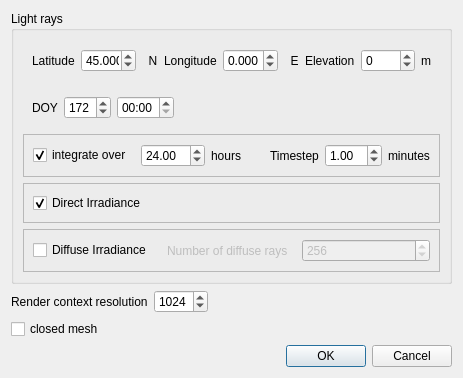
Old version of the form qSolis/ui/solisDlg.ui in the repository dabasler/solis-cc.
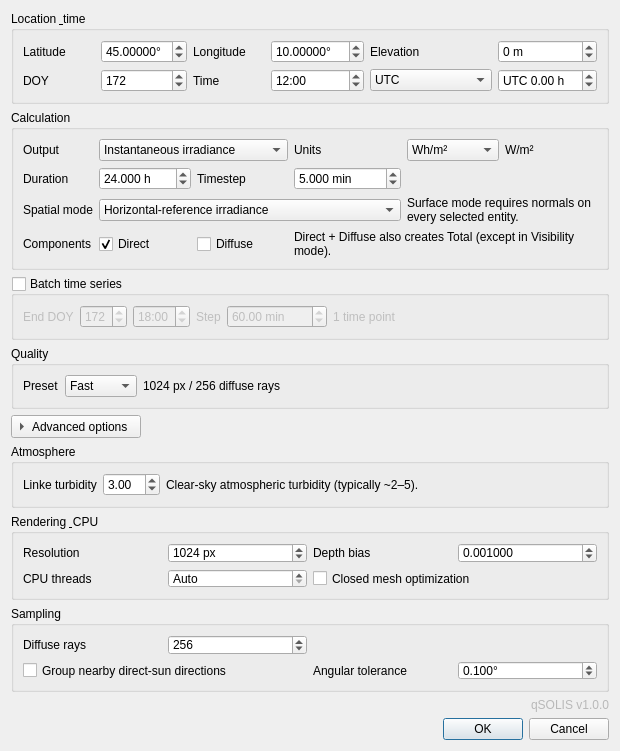
New version of the form. Icons and pictures are not drawn.

Commit message: Prepare qSOLIS 1.0.0

```diff
--- a/qSolis/ui/solisDlg.ui
+++ b/qSolis/ui/solisDlg.ui
@@ -3,12 +3,7 @@
  <class>SOLISDialog</class>
  <widget class="QDialog" name="SOLISDialog">
   <property name="geometry">
-   <rect>
-    <x>0</x>
-    <y>0</y>
-    <width>428</width>
-    <height>362</height>
-   </rect>
+   <rect><x>0</x><y>0</y><width>620</width><height>650</height></rect>
   </property>
   <property name="windowTitle">
    <string>Solis v.0.9</string>
@@ -19,460 +14,161 @@
   </property>
   <layout class="QVBoxLayout" name="verticalLayout_3">
    <item>
-    <widget class="QGroupBox" name="groupBox">
-     <property name="sizePolicy">
-      <sizepolicy hsizetype="Preferred" vsizetype="Maximum">
-       <horstretch>0</horstretch>
-       <verstretch>0</verstretch>
-      </sizepolicy>
-     </property>
-     <property name="title">
-      <string>Light rays</string>
-     </property>
-     <layout class="QVBoxLayout" name="verticalLayout_2">
-      <item>
-       <widget class="QFrame" name="locationFrame">
-        <property name="enabled">
-         <bool>true</bool>
-        </property>
-        <layout class="QHBoxLayout" name="horizontalLayout_2">
-         <item>
-          <widget class="QLabel" name="label_5">
-           <property name="text">
-            <string>Latitude</string>
-           </property>
-          </widget>
-         </item>
-         <item>
-          <widget class="QDoubleSpinBox" name="latDoubleSpinBox">
-           <property name="minimumSize">
-            <size>
-             <width>55</width>
-             <height>0</height>
-            </size>
-           </property>
-           <property name="decimals">
-            <number>3</number>
-           </property>
-           <property name="maximum">
-            <double>90.000000000000000</double>
-           </property>
-           <property name="value">
-            <double>45.000000000000000</double>
-           </property>
-          </widget>
-         </item>
-         <item>
-          <widget class="QLabel" name="label_6">
-           <property name="text">
-            <string>  N</string>
-           </property>
-          </widget>
-         </item>
-         <item>
-          <spacer name="horizontalSpacer_4">
-           <property name="orientation">
-            <enum>Qt::Horizontal</enum>
-           </property>
-           <property name="sizeHint" stdset="0">
-            <size>
-             <width>40</width>
-             <height>20</height>
-            </size>
-           </property>
-          </spacer>
-         </item>
-         <item>
-          <widget class="QLabel" name="label_7">
-           <property name="text">
-            <string>Longitude</string>
-           </property>
-          </widget>
-         </item>
-         <item>
-          <widget class="QDoubleSpinBox" name="lonDoubleSpinBox">
-           <property name="sizePolicy">
-            <sizepolicy hsizetype="Minimum" vsizetype="Fixed">
-             <horstretch>0</horstretch>
-             <verstretch>0</verstretch>
-            </sizepolicy>
-           </property>
-           <property name="minimumSize">
-            <size>
-             <width>55</width>
-             <height>0</height>
-            </size>
-           </property>
-           <property name="decimals">
-            <number>3</number>
-           </property>
-           <property name="minimum">
-            <double>-180.000000000000000</double>
-           </property>
-           <property name="maximum">
-            <double>180.000000000000000</double>
-           </property>
-          </widget>
-         </item>
-         <item>
-          <widget class="QLabel" name="label_8">
-           <property name="text">
-            <string>  E</string>
-           </property>
-          </widget>
-         </item>
-         <item>
-          <widget class="QLabel" name="label_11">
-           <property name="text">
-            <string>Elevation</string>
-           </property>
-          </widget>
-         </item>
-         <item>
-          <widget class="QSpinBox" name="elevationSpinBox">
-           <property name="minimum">
-            <number>-420</number>
-           </property>
-           <property name="maximum">
-            <number>9000</number>
-           </property>
-           <property name="singleStep">
-            <number>10</number>
-           </property>
-           <property name="value">
-            <number>0</number>
-           </property>
-          </widget>
-         </item>
-         <item>
-          <widget class="QLabel" name="label_12">
-           <property name="text">
-            <string>m</string>
-           </property>
-          </widget>
-         </item>
-        </layout>
+    <widget class="QGroupBox" name="siteGroupBox">
+     <property name="title"><string>Location &amp; time</string></property>
+     <layout class="QGridLayout" name="siteGridLayout">
+      <item row="0" column="0"><widget class="QLabel" name="latitudeLabel"><property name="text"><string>Latitude</string></property></widget></item>
+      <item row="0" column="1">
+       <widget class="QDoubleSpinBox" name="latDoubleSpinBox">
+        <property name="decimals"><number>5</number></property><property name="minimum"><double>-90.0</double></property><property name="maximum"><double>90.0</double></property><property name="value"><double>45.0</double></property><property name="suffix"><string>°</string></property>
        </widget>
       </item>
-      <item>
-       <widget class="QFrame" name="timeFrame">
-        <layout class="QHBoxLayout" name="horizontalLayout_4">
-         <item>
-          <widget class="QLabel" name="label_3">
-           <property name="text">
-            <string>DOY</string>
-           </property>
-          </widget>
-         </item>
-         <item>
-          <widget class="QSpinBox" name="doySpinBox">
-           <property name="baseSize">
-            <size>
-             <width>0</width>
-             <height>0</height>
-            </size>
-           </property>
-           <property name="minimum">
-            <number>1</number>
-           </property>
-           <property name="maximum">
-            <number>365</number>
-           </property>
-           <property name="value">
-            <number>172</number>
-           </property>
-          </widget>
-         </item>
-         <item>
-          <widget class="QTimeEdit" name="timeEdit">
-           <property name="dateTime">
-            <datetime>
-             <hour>0</hour>
-             <minute>0</minute>
-             <second>0</second>
-             <year>1999</year>
-             <month>12</month>
-             <day>31</day>
-            </datetime>
-           </property>
-           <property name="displayFormat">
-            <string notr="true">HH:mm</string>
-           </property>
-           <property name="timeSpec">
-            <enum>Qt::UTC</enum>
-           </property>
-           <property name="time">
-            <time>
-             <hour>0</hour>
-             <minute>0</minute>
-             <second>0</second>
-            </time>
-           </property>
-          </widget>
-         </item>
-         <item>
-          <spacer name="horizontalSpacer">
-           <property name="orientation">
-            <enum>Qt::Horizontal</enum>
-           </property>
-           <property name="sizeHint" stdset="0">
-            <size>
-             <width>40</width>
-             <height>20</height>
-            </size>
-           </property>
-          </spacer>
-         </item>
-        </layout>
+      <item row="0" column="2"><widget class="QLabel" name="longitudeLabel"><property name="text"><string>Longitude</string></property></widget></item>
+      <item row="0" column="3">
+       <widget class="QDoubleSpinBox" name="lonDoubleSpinBox">
+        <property name="decimals"><number>5</number></property><property name="minimum"><double>-180.0</double></property><property name="maximum"><double>180.0</double></property><property name="value"><double>10.0</double></property><property name="suffix"><string>°</string></property><property name="toolTip"><string>East-positive longitude; west is negative.</string></property>
        </widget>
       </item>
+      <item row="0" column="4"><widget class="QLabel" name="elevationLabel"><property name="text"><string>Elevation</string></property></widget></item>
+      <item row="0" column="5">
+       <widget class="QSpinBox" name="elevationSpinBox"><property name="minimum"><number>-500</number></property><property name="maximum"><number>10000</number></property><property name="singleStep"><number>10</number></property><property name="suffix"><string> m</string></property></widget>
+      </item>
+      <item row="1" column="0"><widget class="QLabel" name="doyLabel"><property name="text"><string>DOY</string></property></widget></item>
+      <item row="1" column="1"><widget class="QSpinBox" name="doySpinBox"><property name="minimum"><number>1</number></property><property name="maximum"><number>366</number></property><property name="value"><number>172</number></property></widget></item>
+      <item row="1" column="2"><widget class="QLabel" name="clockLabel"><property name="text"><string>Time</string></property></widget></item>
+      <item row="1" column="3"><widget class="QTimeEdit" name="timeEdit"><property name="displayFormat"><string notr="true">HH:mm</string></property><property name="time"><time><hour>12</hour><minute>0</minute><second>0</second></time></property></widget></item>
+      <item row="1" column="4"><widget class="QComboBox" name="timeModeComboBox">
+       <item><property name="text"><string>UTC</string></property></item>
+       <item><property name="text"><string>Local fixed offset</string></property></item>
+      </widget></item>
+      <item row="1" column="5"><widget class="QDoubleSpinBox" name="utcOffsetDoubleSpinBox"><property name="minimum"><double>-14.0</double></property><property name="maximum"><double>14.0</double></property><property name="singleStep"><double>0.5</double></property><property name="decimals"><number>2</number></property><property name="prefix"><string>UTC </string></property><property name="suffix"><string> h</string></property><property name="toolTip"><string>Fixed civil-time offset from UTC. Include daylight-saving time when applicable.</string></property></widget></item>
+     </layout>
+    </widget>
+   </item>
+   <item>
+    <widget class="QGroupBox" name="calculationGroupBox">
+     <property name="title"><string>Calculation</string></property>
+     <layout class="QGridLayout" name="calculationGridLayout">
+      <item row="0" column="0"><widget class="QLabel" name="outputModeLabel"><property name="text"><string>Output</string></property></widget></item>
+      <item row="0" column="1" colspan="2"><widget class="QComboBox" name="temporalModeComboBox">
+       <item><property name="text"><string>Instantaneous irradiance</string></property></item>
+       <item><property name="text"><string>Mean irradiance over interval</string></property></item>
+       <item><property name="text"><string>Integrated irradiation / energy</string></property></item>
+      </widget></item>
+      <item row="0" column="3"><widget class="QLabel" name="unitLabel"><property name="text"><string>Units</string></property></widget></item>
+      <item row="0" column="4"><widget class="QComboBox" name="energyUnitComboBox">
+       <item><property name="text"><string>Wh/m²</string></property></item>
+       <item><property name="text"><string>kWh/m²</string></property></item>
+      </widget></item>
+      <item row="0" column="5"><widget class="QLabel" name="effectiveUnitLabel"><property name="text"><string>W/m²</string></property><property name="toolTip"><string>Effective output unit for the selected mode.</string></property></widget></item>
+
+      <item row="1" column="0"><widget class="QLabel" name="durationLabel"><property name="text"><string>Duration</string></property></widget></item>
+      <item row="1" column="1"><widget class="QDoubleSpinBox" name="integrationDoubleSpinBox"><property name="minimum"><double>0.01</double></property><property name="maximum"><double>8760.0</double></property><property name="decimals"><number>3</number></property><property name="value"><double>24.0</double></property><property name="suffix"><string> h</string></property></widget></item>
+      <item row="1" column="2"><widget class="QLabel" name="timestepLabel"><property name="text"><string>Timestep</string></property></widget></item>
+      <item row="1" column="3"><widget class="QDoubleSpinBox" name="timestepDoubleSpinBox"><property name="minimum"><double>0.01</double></property><property name="maximum"><double>10080.0</double></property><property name="decimals"><number>3</number></property><property name="value"><double>5.0</double></property><property name="suffix"><string> min</string></property></widget></item>
+
+      <item row="2" column="0"><widget class="QLabel" name="spatialModeLabel"><property name="text"><string>Spatial mode</string></property></widget></item>
+      <item row="2" column="1" colspan="3"><widget class="QComboBox" name="spatialModeComboBox">
+       <item><property name="text"><string>Horizontal-reference irradiance</string></property></item>
+       <item><property name="text"><string>True surface irradiance (uses normals)</string></property></item>
+       <item><property name="text"><string>Visibility fraction</string></property></item>
+      </widget></item>
+      <item row="2" column="4" colspan="2"><widget class="QLabel" name="surfaceWarningLabel"><property name="text"><string>Surface mode requires normals on every selected entity.</string></property><property name="wordWrap"><bool>true</bool></property><property name="visible"><bool>false</bool></property></widget></item>
+
+      <item row="3" column="0"><widget class="QLabel" name="componentsLabel"><property name="text"><string>Components</string></property></widget></item>
+      <item row="3" column="1"><widget class="QCheckBox" name="calcDirectCheckBox"><property name="text"><string>Direct</string></property><property name="checked"><bool>true</bool></property></widget></item>
+      <item row="3" column="2"><widget class="QCheckBox" name="calcDiffCheckBox"><property name="text"><string>Diffuse</string></property></widget></item>
+      <item row="3" column="3" colspan="3"><widget class="QLabel" name="componentHintLabel"><property name="text"><string>Direct + Diffuse also creates Total (except in Visibility mode).</string></property><property name="wordWrap"><bool>true</bool></property></widget></item>
+     </layout>
+    </widget>
+   </item>
+   <item>
+    <widget class="QGroupBox" name="batchGroupBox">
+     <property name="title"><string>Batch time series</string></property><property name="checkable"><bool>true</bool></property><property name="checked"><bool>false</bool></property>
+     <property name="toolTip"><string>Generate the configured calculation at multiple start times. For integrated/mean modes, each time point starts its own interval.</string></property>
+     <layout class="QHBoxLayout" name="batchHorizontalLayout">
+      <item><widget class="QLabel" name="batchEndLabel"><property name="text"><string>End DOY</string></property></widget></item>
+      <item><widget class="QSpinBox" name="batchEndDoySpinBox"><property name="minimum"><number>1</number></property><property name="maximum"><number>366</number></property><property name="value"><number>172</number></property></widget></item>
+      <item><widget class="QTimeEdit" name="batchEndTimeEdit"><property name="displayFormat"><string notr="true">HH:mm</string></property><property name="time"><time><hour>18</hour><minute>0</minute><second>0</second></time></property></widget></item>
+      <item><widget class="QLabel" name="batchStepLabel"><property name="text"><string>Step</string></property></widget></item>
+      <item><widget class="QDoubleSpinBox" name="batchStepMinutesSpinBox"><property name="decimals"><number>2</number></property><property name="minimum"><double>0.01</double></property><property name="maximum"><double>10080.0</double></property><property name="value"><double>60.0</double></property><property name="suffix"><string> min</string></property></widget></item>
+      <item><widget class="QLabel" name="batchCountLabel"><property name="text"><string>1 time point</string></property></widget></item>
+      <item><spacer name="batchSpacer"><property name="orientation"><enum>Qt::Horizontal</enum></property><property name="sizeHint" stdset="0"><size><width>30</width><height>20</height></size></property></spacer></item>
+     </layout>
+    </widget>
+   </item>
+   <item>
+    <widget class="QGroupBox" name="qualityGroupBox">
+     <property name="title"><string>Quality</string></property>
+     <layout class="QHBoxLayout" name="qualityLayout">
+      <item><widget class="QLabel" name="qualityLabel"><property name="text"><string>Preset</string></property></widget></item>
+      <item><widget class="QComboBox" name="qualityPresetComboBox">
+       <item><property name="text"><string>Fast</string></property></item>
+       <item><property name="text"><string>Normal</string></property></item>
+       <item><property name="text"><string>High</string></property></item>
+       <item><property name="text"><string>Custom</string></property></item>
+      </widget></item>
+      <item><widget class="QLabel" name="qualitySummaryLabel"><property name="text"><string>1024 px / 256 diffuse rays</string></property></widget></item>
+      <item><spacer name="qualitySpacer"><property name="orientation"><enum>Qt::Horizontal</enum></property><property name="sizeHint" stdset="0"><size><width>40</width><height>20</height></size></property></spacer></item>
+     </layout>
+    </widget>
+   </item>
+   <item>
+    <widget class="QToolButton" name="advancedToolButton"><property name="text"><string>Advanced options</string></property><property name="checkable"><bool>true</bool></property><property name="checked"><bool>false</bool></property><property name="toolButtonStyle"><enum>Qt::ToolButtonTextBesideIcon</enum></property><property name="arrowType"><enum>Qt::RightArrow</enum></property></widget>
+   </item>
+   <item>
+    <widget class="QWidget" name="advancedPanel" native="true">
+     <property name="visible"><bool>false</bool></property>
+     <layout class="QVBoxLayout" name="advancedLayout">
+      <property name="leftMargin"><number>0</number></property><property name="topMargin"><number>0</number></property><property name="rightMargin"><number>0</number></property><property name="bottomMargin"><number>0</number></property>
       <item>
-       <widget class="QFrame" name="frame_2">
-        <property name="frameShape">
-         <enum>QFrame::StyledPanel</enum>
-        </property>
-        <property name="frameShadow">
-         <enum>QFrame::Raised</enum>
-        </property>
-        <layout class="QHBoxLayout" name="horizontalLayout_6">
-         <item>
-          <widget class="QCheckBox" name="integrateCheckBox">
-           <property name="text">
-            <string>integrate over </string>
-           </property>
-           <property name="checked">
-            <bool>true</bool>
-           </property>
-          </widget>
-         </item>
-         <item>
-          <widget class="QDoubleSpinBox" name="integrationDoubleSpinBox">
-           <property name="maximum">
-            <double>240.000000000000000</double>
-           </property>
-           <property name="value">
-            <double>24.000000000000000</double>
-           </property>
-          </widget>
-         </item>
-         <item>
-          <widget class="QLabel" name="label_13">
-           <property name="text">
-            <string>hours</string>
-           </property>
-          </widget>
-         </item>
-         <item>
-          <spacer name="horizontalSpacer_5">
-           <property name="orientation">
-            <enum>Qt::Horizontal</enum>
-           </property>
-           <property name="sizeHint" stdset="0">
-            <size>
-             <width>40</width>
-             <height>20</height>
-            </size>
-           </property>
-          </spacer>
-         </item>
-         <item>
-          <widget class="QLabel" name="label">
-           <property name="text">
-            <string>Timestep</string>
-           </property>
-          </widget>
-         </item>
-         <item>
-          <widget class="QDoubleSpinBox" name="timestepDoubleSpinBox">
-           <property name="value">
-            <double>1.000000000000000</double>
-           </property>
-          </widget>
-         </item>
-         <item>
-          <widget class="QLabel" name="label_4">
-           <property name="text">
-            <string>minutes</string>
-           </property>
-          </widget>
-         </item>
+       <widget class="QGroupBox" name="atmosphereGroupBox"><property name="title"><string>Atmosphere</string></property>
+        <layout class="QHBoxLayout" name="atmosphereLayout">
+         <item><widget class="QLabel" name="linkeLabel"><property name="text"><string>Linke turbidity</string></property></widget></item>
+         <item><widget class="QDoubleSpinBox" name="linkeTurbidityDoubleSpinBox"><property name="minimum"><double>1.0</double></property><property name="maximum"><double>12.0</double></property><property name="decimals"><number>2</number></property><property name="singleStep"><double>0.1</double></property><property name="value"><double>3.0</double></property></widget></item>
+         <item><widget class="QLabel" name="linkeHintLabel"><property name="text"><string>Clear-sky atmospheric turbidity (typically ~2–5).</string></property></widget></item>
+         <item><spacer name="atmosphereSpacer"><property name="orientation"><enum>Qt::Horizontal</enum></property><property name="sizeHint" stdset="0"><size><width>40</width><height>20</height></size></property></spacer></item>
         </layout>
        </widget>
       </item>
       <item>
-       <widget class="QFrame" name="frame">
-        <property name="frameShape">
-         <enum>QFrame::StyledPanel</enum>
-        </property>
-        <property name="frameShadow">
-         <enum>QFrame::Raised</enum>
-        </property>
-        <layout class="QHBoxLayout" name="horizontalLayout_5">
-         <item>
-          <widget class="QCheckBox" name="calcDirectCheckBox">
-           <property name="text">
-            <string>Direct Irradiance</string>
-           </property>
-           <property name="checked">
-            <bool>true</bool>
-           </property>
-          </widget>
-         </item>
+       <widget class="QGroupBox" name="renderingGroupBox"><property name="title"><string>Rendering &amp; CPU</string></property>
+        <layout class="QGridLayout" name="renderingGridLayout">
+         <item row="0" column="0"><widget class="QLabel" name="resolutionLabel"><property name="text"><string>Resolution</string></property></widget></item>
+         <item row="0" column="1"><widget class="QSpinBox" name="resSpinBox"><property name="minimum"><number>128</number></property><property name="maximum"><number>16384</number></property><property name="singleStep"><number>128</number></property><property name="value"><number>1024</number></property><property name="suffix"><string> px</string></property></widget></item>
+         <item row="0" column="2"><widget class="QLabel" name="depthBiasLabel"><property name="text"><string>Depth bias</string></property></widget></item>
+         <item row="0" column="3"><widget class="QDoubleSpinBox" name="depthBiasDoubleSpinBox"><property name="minimum"><double>0.0</double></property><property name="maximum"><double>0.05</double></property><property name="decimals"><number>6</number></property><property name="singleStep"><double>0.0001</double></property><property name="value"><double>0.001</double></property><property name="toolTip"><string>Depth-comparison tolerance used by the shadow/visibility test.</string></property></widget></item>
+         <item row="1" column="0"><widget class="QLabel" name="threadsLabel"><property name="text"><string>CPU threads</string></property></widget></item>
+         <item row="1" column="1"><widget class="QSpinBox" name="threadsSpinBox"><property name="minimum"><number>0</number></property><property name="maximum"><number>1024</number></property><property name="specialValueText"><string>Auto</string></property><property name="value"><number>0</number></property><property name="toolTip"><string>0 = automatic; 1 = single-threaded; N = requested worker count.</string></property></widget></item>
+         <item row="1" column="2" colspan="2"><widget class="QCheckBox" name="closedMeshCheckBox"><property name="text"><string>Closed mesh optimization</string></property><property name="toolTip"><string>Enable only for meshes known to be closed (no holes).</string></property></widget></item>
         </layout>
        </widget>
       </item>
       <item>
-       <widget class="QFrame" name="DiffuseFrame">
-        <property name="enabled">
-         <bool>true</bool>
-        </property>
-        <property name="sizePolicy">
-         <sizepolicy hsizetype="Preferred" vsizetype="Preferred">
-          <horstretch>0</horstretch>
-          <verstretch>0</verstretch>
-         </sizepolicy>
-        </property>
-        <property name="frameShape">
-         <enum>QFrame::StyledPanel</enum>
-        </property>
-        <property name="frameShadow">
-         <enum>QFrame::Raised</enum>
-        </property>
-        <layout class="QHBoxLayout" name="horizontalLayout_3">
-         <item>
-          <widget class="QCheckBox" name="calcDiffCheckBox">
-           <property name="text">
-            <string>Diffuse Irradiance</string>
-           </property>
-          </widget>
-         </item>
-         <item>
-          <widget class="QLabel" name="rayslabel">
-           <property name="enabled">
-            <bool>false</bool>
-           </property>
-           <property name="text">
-            <string>Number of diffuse rays</string>
-           </property>
-          </widget>
-         </item>
-         <item>
-          <widget class="QSpinBox" name="raysSpinBox">
-           <property name="enabled">
-            <bool>false</bool>
-           </property>
-           <property name="minimum">
-            <number>16</number>
-           </property>
-           <property name="maximum">
-            <number>2048</number>
-           </property>
-           <property name="singleStep">
-            <number>16</number>
-           </property>
-           <property name="value">
-            <number>256</number>
-           </property>
-          </widget>
-         </item>
+       <widget class="QGroupBox" name="samplingGroupBox"><property name="title"><string>Sampling</string></property>
+        <layout class="QGridLayout" name="samplingGridLayout">
+         <item row="0" column="0"><widget class="QLabel" name="rayslabel"><property name="text"><string>Diffuse rays</string></property></widget></item>
+         <item row="0" column="1"><widget class="QSpinBox" name="raysSpinBox"><property name="minimum"><number>1</number></property><property name="maximum"><number>65536</number></property><property name="singleStep"><number>16</number></property><property name="value"><number>256</number></property></widget></item>
+         <item row="1" column="0" colspan="2"><widget class="QCheckBox" name="directAccelerationCheckBox"><property name="text"><string>Group nearby direct-sun directions</string></property><property name="toolTip"><string>Accelerates long direct integrations by merging neighboring sun directions within an angular tolerance.</string></property></widget></item>
+         <item row="1" column="2"><widget class="QLabel" name="angularToleranceLabel"><property name="text"><string>Angular tolerance</string></property></widget></item>
+         <item row="1" column="3"><widget class="QDoubleSpinBox" name="angularToleranceDoubleSpinBox"><property name="minimum"><double>0.0</double></property><property name="maximum"><double>180.0</double></property><property name="decimals"><number>3</number></property><property name="singleStep"><double>0.05</double></property><property name="value"><double>0.1</double></property><property name="suffix"><string>°</string></property></widget></item>
         </layout>
        </widget>
       </item>
      </layout>
     </widget>
    </item>
+   <item><spacer name="verticalSpacer"><property name="orientation"><enum>Qt::Vertical</enum></property><property name="sizeHint" stdset="0"><size><width>20</width><height>10</height></size></property></spacer></item>
    <item>
-    <layout class="QHBoxLayout">
-     <item>
-      <widget class="QLabel" name="label_2">
-       <property name="text">
-        <string>Render context resolution</string>
-       </property>
-      </widget>
-     </item>
-     <item>
-      <widget class="QSpinBox" name="resSpinBox">
-       <property name="toolTip">
-        <string>rendering buffer resolution</string>
-       </property>
-       <property name="minimum">
-        <number>128</number>
-       </property>
-       <property name="maximum">
-        <number>4096</number>
-       </property>
-       <property name="singleStep">
-        <number>128</number>
-       </property>
-       <property name="value">
-        <number>1024</number>
-       </property>
-      </widget>
-     </item>
-     <item>
-      <spacer name="horizontalSpacer_3">
-       <property name="orientation">
-        <enum>Qt::Horizontal</enum>
-       </property>
-       <property name="sizeHint" stdset="0">
-        <size>
-         <width>40</width>
-         <height>20</height>
-        </size>
-       </property>
-      </spacer>
-     </item>
-    </layout>
+    <widget class="QLabel" name="versionLabel">
+     <property name="text"><string>qSOLIS v1.0.0</string></property>
+     <property name="alignment"><set>Qt::AlignRight|Qt::AlignTrailing|Qt::AlignVCenter</set></property>
+     <property name="styleSheet"><string notr="true">color: palette(mid);</string></property>
+     <property name="toolTip"><string>qSOLIS plugin version</string></property>
+    </widget>
    </item>
    <item>
-    <layout class="QHBoxLayout" name="horizontalLayout">
-     <item>
-      <widget class="QCheckBox" name="closedMeshCheckBox">
-       <property name="toolTip">
-        <string>Accelerates computation if the mesh is closed (no holes)</string>
-       </property>
-       <property name="text">
-        <string>closed mesh</string>
-       </property>
-      </widget>
-     </item>
-    </layout>
-   </item>
-   <item>
-    <spacer name="verticalSpacer_2">
-     <property name="orientation">
-      <enum>Qt::Vertical</enum>
-     </property>
-     <property name="sizeHint" stdset="0">
-      <size>
-       <width>20</width>
-       <height>40</height>
-      </size>
-     </property>
-    </spacer>
-   </item>
-   <item>
-    <spacer name="verticalSpacer">
-     <property name="orientation">
-      <enum>Qt::Vertical</enum>
-     </property>
-     <property name="sizeHint" stdset="0">
-      <size>
-       <width>20</width>
-       <height>40</height>
-      </size>
-     </property>
-    </spacer>
-   </item>
-   <item>
-    <widget class="QDialogButtonBox" name="buttonBox">
-     <property name="orientation">
-      <enum>Qt::Horizontal</enum>
-     </property>
-     <property name="standardButtons">
-      <set>QDialogButtonBox::Cancel|QDialogButtonBox::Ok</set>
-     </property>
-    </widget>
+    <widget class="QDialogButtonBox" name="buttonBox"><property name="orientation"><enum>Qt::Horizontal</enum></property><property name="standardButtons"><set>QDialogButtonBox::Cancel|QDialogButtonBox::Ok</set></property></widget>
    </item>
   </layout>
  </widget>
```
Left out of the diff: 80 changed lines with no effect on the pictures. The commit also changes 66 other files.
